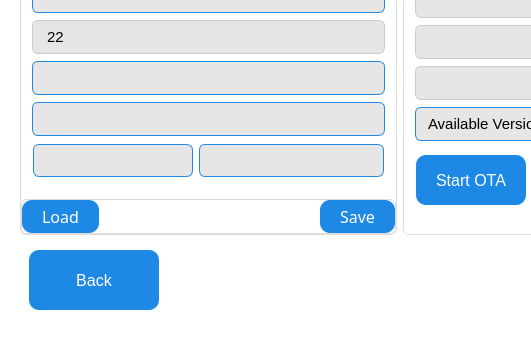
First picture: the form in QT_APP/factsetting.ui, repository eSpark-Backup/nabilfesal-msm-fw, before the edit; both pictures show x 0 to 531 and y 176 to 515 of the 800 by 515 pixel window.
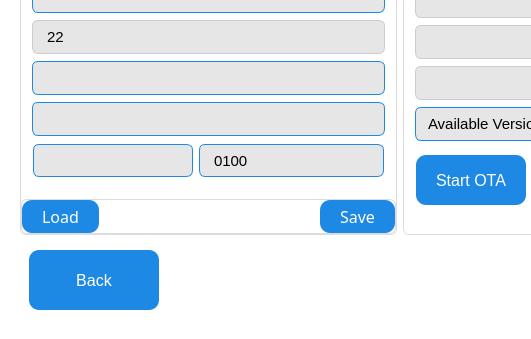
Second picture: the form after the edit.

The edit to the form file:
```diff
--- a/QT_APP/factsetting.ui
+++ b/QT_APP/factsetting.ui
@@ -1574,6 +1574,9 @@
     font-size: 15px;
     color: black;</string>
                     </property>
+                    <property name="text">
+                     <string>0100</string>
+                    </property>
                     <property name="placeholderText">
                      <string/>
                     </property>
```
